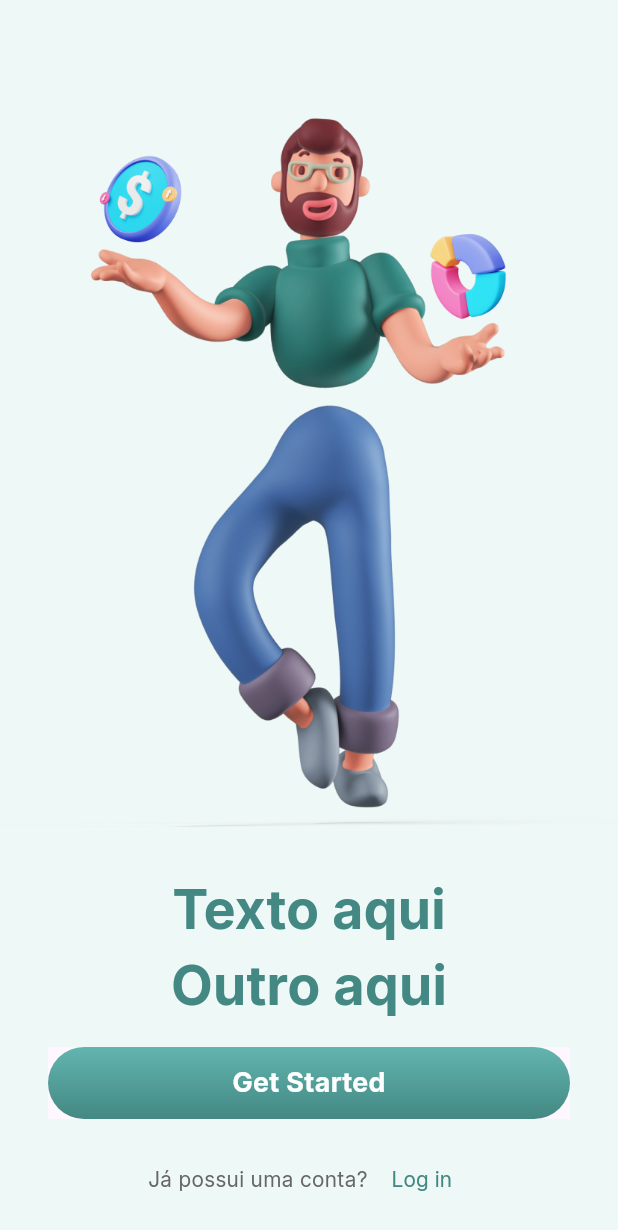
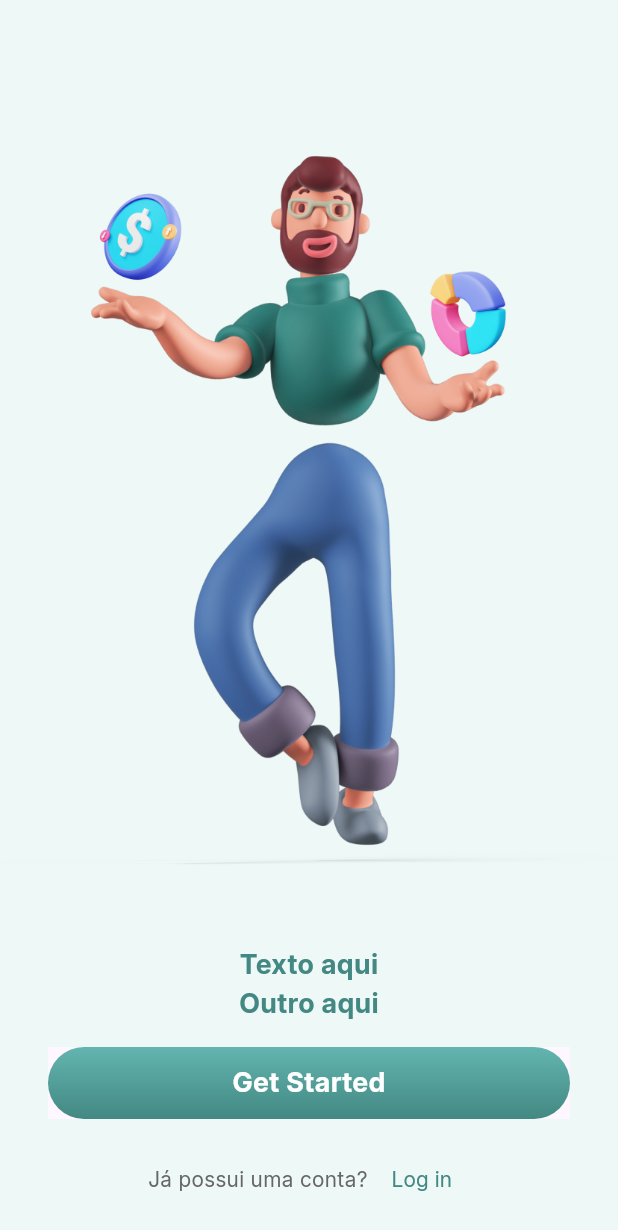
Before and after one commit to Emerson018/mps_bikes_project, a Flutter app: the screen it shows after launch, on a phone screen of 412 x 824 dp. Shown: the top 1230 px of the screen. Run offline on Flutter 3.47's test engine with Material 3 defaults, Android fonts, the phone set to English and light mode, and no system bars; our stand-ins replace cloud_firestore, cloud_functions, firebase_auth, firebase_core, flutter_secure_storage, get_it; accounts and stored records are empty.

Commit message:
add rota, novos arquivos e att de estilos

```diff
--- a/lib/common/constants/app_text_style.dart
+++ b/lib/common/constants/app_text_style.dart
@@ -3,21 +3,55 @@ import 'package:flutter/material.dart';
 class AppTextStyles {
   AppTextStyles._();
 
+  static const TextStyle bigText50 = TextStyle(
+    fontFamily: 'Inter',
+    fontSize: 50.0,
+    fontWeight: FontWeight.w700,
+  );
   static const TextStyle bigText = TextStyle(
     fontFamily: 'Inter',
     fontSize: 50.0,
     fontWeight: FontWeight.w700,
   );
 
-  static const TextStyle mediumText = TextStyle(
+  static const TextStyle mediumText36 = TextStyle(
     fontFamily: 'Inter',
     fontSize: 36.0,
     fontWeight: FontWeight.w700,
   );
 
+  static const TextStyle mediumText30 = TextStyle(
+    fontFamily: 'Inter',
+    fontSize: 30.0,
+    fontWeight: FontWeight.w700,
+  );
+
+  static const TextStyle mediumText16w500 = TextStyle(
+    fontFamily: 'Inter',
+    fontSize: 16.0,
+    fontWeight: FontWeight.w500,
+  );
+
+  static const TextStyle mediumText16w600 = TextStyle(
+    fontFamily: 'Inter',
+    fontSize: 16.0,
+    fontWeight: FontWeight.w600,
+  );
+
   static const TextStyle mediumText18 = TextStyle(
     fontFamily: 'Inter',
     fontSize: 18.0,
+    fontWeight: FontWeight.w600,
+  );
+  static const TextStyle mediumText = TextStyle(
+    fontFamily: 'Inter',
+    fontSize: 18.0,
+    fontWeight: FontWeight.w600,
+  );
+
+  static const TextStyle mediumText20 = TextStyle(
+    fontFamily: 'Inter',
+    fontSize: 20.0,
     fontWeight: FontWeight.w600,
   );
 
@@ -26,9 +60,27 @@ class AppTextStyles {
     fontSize: 14.0,
     fontWeight: FontWeight.w500,
   );
-  static const TextStyle inputLabelText= TextStyle(
+  static const TextStyle smallText13 = TextStyle(
+    fontFamily: 'Inter',
+    fontSize: 13.0,
+    fontWeight: FontWeight.w400,
+  );
+
+  static const TextStyle inputLabelText = TextStyle(
     fontFamily: 'Inter',
     fontSize: 14.0,
     fontWeight: FontWeight.w400,
   );
+
+  static const TextStyle inputText = TextStyle(
+    fontFamily: 'Inter',
+    fontSize: 14.0,
+    fontWeight: FontWeight.w500,
+  );
+
+  static const TextStyle inputHintText = TextStyle(
+    fontFamily: 'Inter',
+    fontSize: 12.0,
+    fontWeight: FontWeight.w400,
+  );
 }
--- a/lib/common/constants/routes.dart
+++ b/lib/common/constants/routes.dart
@@ -10,4 +10,5 @@ class NamedRoute {
   static const String stats = "/stats";
   static const String wallet = "/wallet";
   static const String profile = "/profile";
+  static const String transaction= "/transaction";
 }
--- a/lib/common/widgets/transaction_list_view.dart
+++ b/lib/common/widgets/transaction_list_view.dart
@@ -2,6 +2,7 @@ import 'package:flutter/material.dart';
 import 'package:mps_app/common/constants/app_colors.dart';
 import 'package:mps_app/common/constants/app_text_style.dart';
 import 'package:mps_app/features/home/home_controller.dart';
+import 'package:mps_app/locator.dart';
 
 class TransactionListView extends StatelessWidget {
   const TransactionListView({
--- a/pubspec.yaml
+++ b/pubspec.yaml
@@ -41,6 +41,9 @@ dependencies:
   mocktail: ^1.0.4
   cloud_functions: ^5.3.1
   cloud_firestore: ^5.6.3
+  intl: ^0.20.2
+  provider: ^6.0.0
+
 
 dev_dependencies:
   flutter_test:
```
Also changed, not shown: lib/common/extensions/date_formatter.dart (added, +64 -0 lines), lib/common/utils/money_mask_controller.dart (added, +105 -0 lines), lib/features/transactions/transaction_controller.dart (added), lib/features/transactions/transaction_page.dart (added), lib/features/transactions/transaction_state.dart (added), pubspec.lock.
